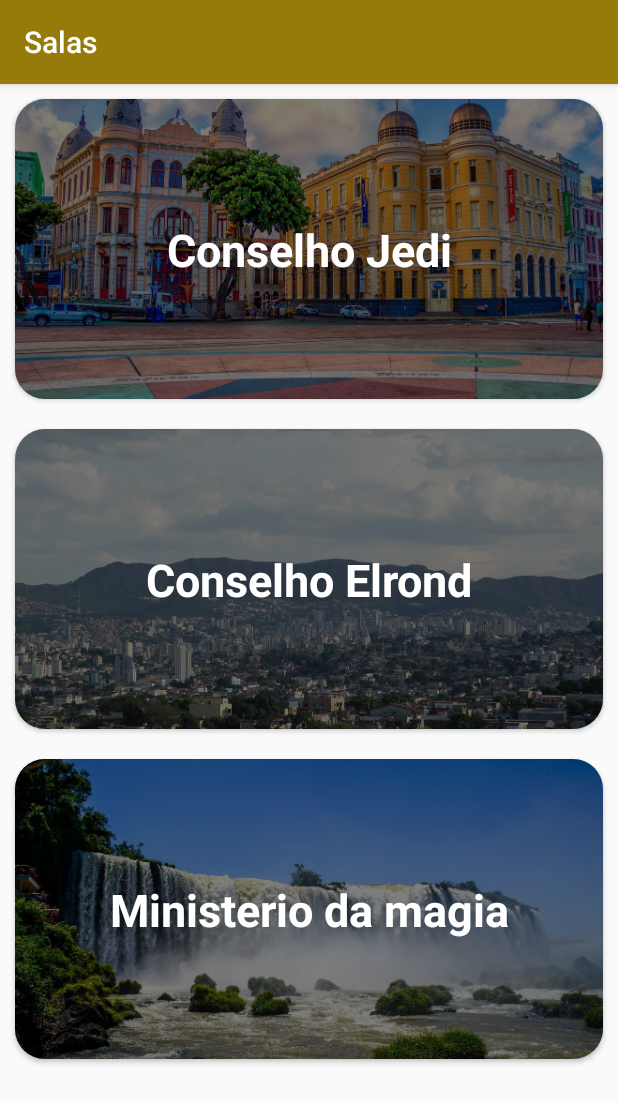
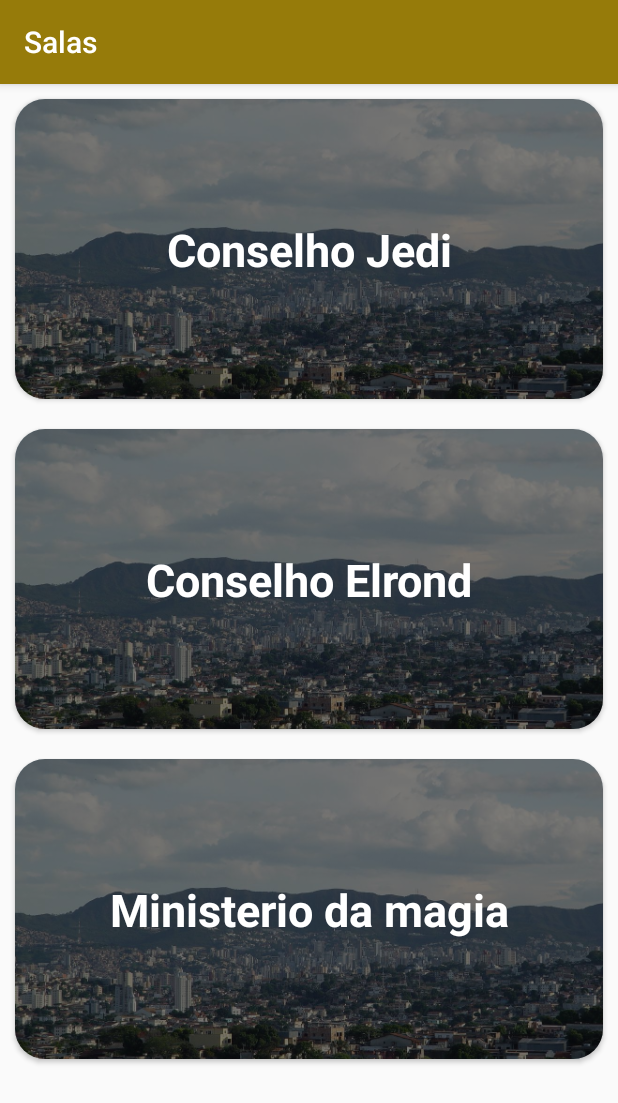
Before and after one commit to HannaMBarbato/SistemaControleSala, an Android app: the ListaSalasView screen opened directly, with no data from a screen before it, on a phone screen of 412 x 824 dp. Shown: the top 1103 px of the screen. Run offline under Robolectric (Android 15) with nearby library versions, the phone set to English and light mode, and no system bars.

Commit message:
Informacoes sala estatico

```diff
--- /dev/null
+++ b/app/src/main/java/com/example/sistemacontrolesala/ImageAdapter.java
@@ -0,0 +1,44 @@
+package com.example.sistemacontrolesala;
+
+import android.content.Context;
+import android.view.View;
+import android.view.ViewGroup;
+import android.widget.ImageView;
+
+import androidx.annotation.NonNull;
+import androidx.viewpager.widget.PagerAdapter;
+
+public class ImageAdapter extends PagerAdapter {
+
+    private Context context;
+    private int[] imagens = {R.drawable.belo_horizonte_mg, R.drawable.foz_do_iguacu_pr};
+
+    public ImageAdapter(Context context) {
+        this.context = context;
+    }
+
+    @Override
+    public int getCount() {
+        return imagens.length;
+    }
+
+    @Override
+    public boolean isViewFromObject(@NonNull View view, @NonNull Object object) {
+        return view == object;
+    }
+
+    @NonNull
+    @Override
+    public Object instantiateItem(@NonNull ViewGroup container, int position) {
+        ImageView imageView = new ImageView(context);
+        imageView.setScaleType(ImageView.ScaleType.CENTER_CROP);
+        imageView.setImageResource(imagens[position]);
+        container.addView(imageView, 0);
+        return imageView;
+    }
+
+    @Override
+    public void destroyItem(@NonNull ViewGroup container, int position, @NonNull Object object) {
+        container.removeView((ImageView) object);
+    }
+}
--- a/app/src/main/java/com/example/sistemacontrolesala/listaSalas/ListaSalasAdapter.java
+++ b/app/src/main/java/com/example/sistemacontrolesala/listaSalas/ListaSalasAdapter.java
@@ -9,6 +9,12 @@ import android.widget.BaseAdapter;
 import android.widget.ImageView;
 import android.widget.TextView;
 
+import androidx.annotation.NonNull;
+import androidx.cardview.widget.CardView;
+import androidx.viewpager.widget.PagerAdapter;
+import androidx.viewpager.widget.ViewPager;
+
+import com.example.sistemacontrolesala.ImageAdapter;
 import com.example.sistemacontrolesala.R;
 import com.example.sistemacontrolesala.ResourcesUtil;
 
@@ -45,13 +51,14 @@ public class ListaSalasAdapter extends BaseAdapter {
         View viewCriada = LayoutInflater.from(context).inflate(R.layout.item_salas, viewGroup, false);
         ListaSala listaSala = listaSalas.get(posicao);
 
-        ImageView imagem = viewCriada.findViewById(R.id.itemSalaImagem);
-        Drawable drawableImgListaSala = ResourcesUtil.devolveDrawable(context, listaSala.getImagem());
-        imagem.setImageDrawable(drawableImgListaSala);
+        ViewPager viewPager = viewCriada.findViewById(R.id.itemSalaImagem);
+        ImageAdapter adapter = new ImageAdapter(context);
+        viewPager.setAdapter(adapter);
 
         TextView titulo = viewCriada.findViewById(R.id.itemSalaTitulo);
         titulo.setText(listaSala.getTitulo());
 
         return viewCriada;
     }
+
 }
--- a/app/src/main/java/com/example/sistemacontrolesala/listaSalas/ListaSalasView.java
+++ b/app/src/main/java/com/example/sistemacontrolesala/listaSalas/ListaSalasView.java
@@ -1,6 +1,7 @@
 package com.example.sistemacontrolesala.listaSalas;
 
 import androidx.appcompat.app.AppCompatActivity;
+import androidx.viewpager.widget.ViewPager;
 
 import android.content.Intent;
 import android.os.Bundle;
@@ -21,7 +22,7 @@ public class ListaSalasView extends AppCompatActivity {
         setContentView(R.layout.activity_lista_salas);
         setTitle("Salas");
 
-        ListView listSalas= findViewById(R.id.listaSalaListView);
+        ListView listSalas = findViewById(R.id.listaSalaListView);
         List<ListaSala> listaSalas = new ListaSalaDao().listaSalas();
         listSalas.setAdapter(new ListaSalasAdapter(listaSalas, this));
     }
--- a/app/src/main/res/layout/item_salas.xml
+++ b/app/src/main/res/layout/item_salas.xml
@@ -24,7 +24,7 @@
             android:layout_width="match_parent"
             android:layout_height="match_parent">
 
-            <ImageView
+            <androidx.viewpager.widget.ViewPager
                 android:id="@+id/itemSalaImagem"
                 android:layout_width="0dp"
                 android:layout_height="200dp"
```
